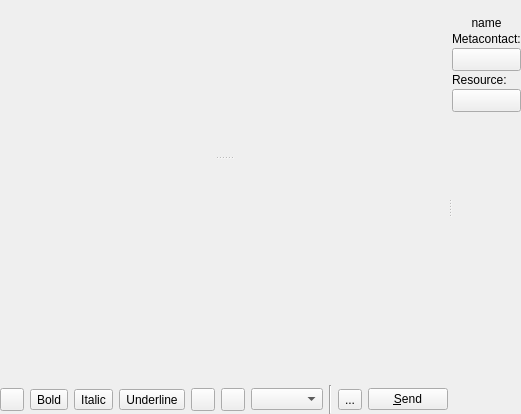
xmpp-graveyard/jabbim, file widgets/chatwidget.ui: the form before one commit.
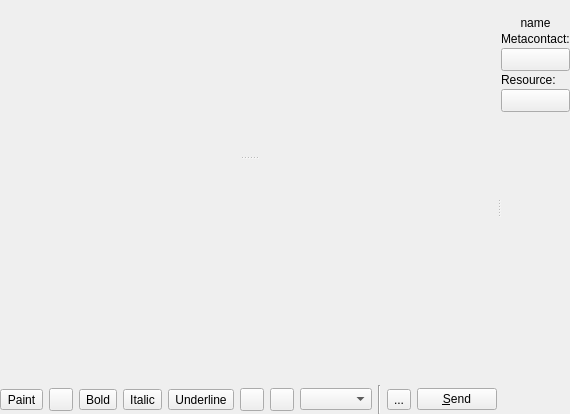
The form after the commit. Icons and pictures are not drawn.

Commit message: Paint tlacitko pro sefa + update JDM

What changed in the file:
```diff
--- a/widgets/chatwidget.ui
+++ b/widgets/chatwidget.ui
@@ -101,6 +101,13 @@
             </property>
            </spacer>
           </item>
+          <item>
+           <widget class="QToolButton" name="paintButton" >
+            <property name="text" >
+             <string>Paint</string>
+            </property>
+           </widget>
+          </item>
           <item>
            <widget class="QToolButton" name="linkButton" >
             <property name="toolTip" >
```
The commit also changes 5 other files.
